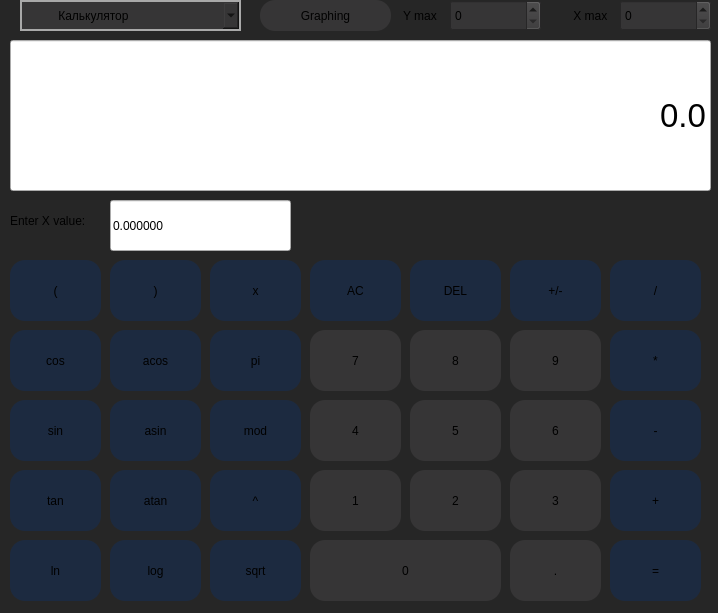
Before: the Qt Designer form src/mainwindow.ui in dvayurova/C7_SmartCalc_v1.0, drawn with Qt 5.
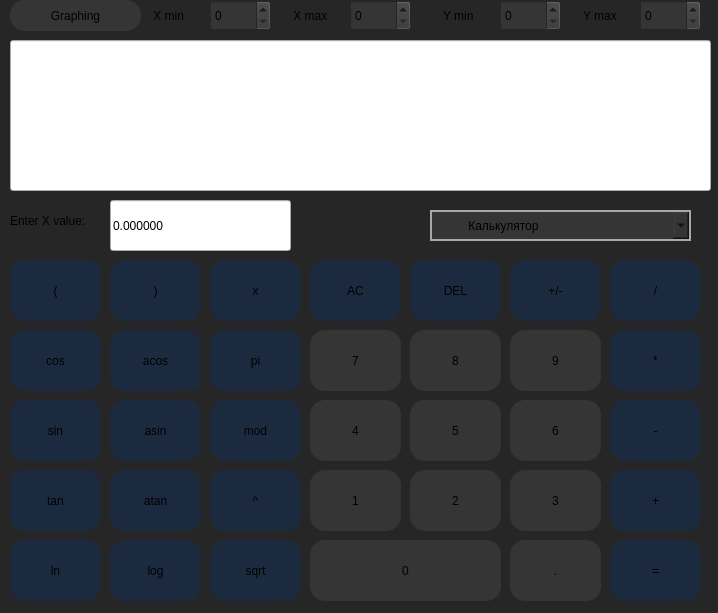
After: the same form once the commit is applied.

```diff
--- a/src/mainwindow.ui
+++ b/src/mainwindow.ui
@@ -875,9 +875,9 @@
    <widget class="QComboBox" name="comboBox">
     <property name="geometry">
      <rect>
-      <x>20</x>
-      <y>0</y>
-      <width>221</width>
+      <x>430</x>
+      <y>210</y>
+      <width>261</width>
       <height>31</height>
      </rect>
     </property>
@@ -934,7 +934,7 @@
    <widget class="QPushButton" name="PushButtonGraph">
     <property name="geometry">
      <rect>
-      <x>260</x>
+      <x>10</x>
       <y>0</y>
       <width>131</width>
       <height>31</height>
@@ -955,62 +955,6 @@
      <string>Graphing</string>
     </property>
    </widget>
-   <widget class="QLabel" name="label_3">
-    <property name="geometry">
-     <rect>
-      <x>400</x>
-      <y>0</y>
-      <width>51</width>
-      <height>31</height>
-     </rect>
-    </property>
-    <property name="text">
-     <string> Y max</string>
-    </property>
-   </widget>
-   <widget class="QSpinBox" name="spinBoxY">
-    <property name="geometry">
-     <rect>
-      <x>450</x>
-      <y>0</y>
-      <width>91</width>
-      <height>31</height>
-     </rect>
-    </property>
-    <property name="styleSheet">
-     <string notr="true">QSpinBox {
-background-color:  rgb(54, 53, 54);
-}</string>
-    </property>
-   </widget>
-   <widget class="QSpinBox" name="spinBoxX">
-    <property name="geometry">
-     <rect>
-      <x>620</x>
-      <y>0</y>
-      <width>91</width>
-      <height>31</height>
-     </rect>
-    </property>
-    <property name="styleSheet">
-     <string notr="true">QSpinBox {
-background-color:  rgb(54, 53, 54);
-}</string>
-    </property>
-   </widget>
-   <widget class="QLabel" name="label_4">
-    <property name="geometry">
-     <rect>
-      <x>570</x>
-      <y>0</y>
-      <width>51</width>
-      <height>31</height>
-     </rect>
-    </property>
-    <property name="text">
-     <string> X max</string>
-    </property>
-   </widget>
    <widget class="QLineEdit" name="lineEdit">
     <property name="geometry">
      <rect>
@@ -1026,12 +970,124 @@
      </font>
     </property>
     <property name="text">
-     <string>0.0</string>
+     <string/>
     </property>
     <property name="alignment">
      <set>Qt::AlignRight|Qt::AlignTrailing|Qt::AlignVCenter</set>
     </property>
    </widget>
+   <widget class="QSpinBox" name="spinBoxY_2">
+    <property name="geometry">
+     <rect>
+      <x>210</x>
+      <y>0</y>
+      <width>61</width>
+      <height>31</height>
+     </rect>
+    </property>
+    <property name="styleSheet">
+     <string notr="true">QSpinBox {
+background-color:  rgb(54, 53, 54);
+}</string>
+    </property>
+   </widget>
+   <widget class="QLabel" name="label_6">
+    <property name="geometry">
+     <rect>
+      <x>150</x>
+      <y>0</y>
+      <width>51</width>
+      <height>31</height>
+     </rect>
+    </property>
+    <property name="text">
+     <string> X min</string>
+    </property>
+   </widget>
+   <widget class="QLabel" name="label_7">
+    <property name="geometry">
+     <rect>
+      <x>290</x>
+      <y>0</y>
+      <width>51</width>
+      <height>31</height>
+     </rect>
+    </property>
+    <property name="text">
+     <string> X max</string>
+    </property>
+   </widget>
+   <widget class="QSpinBox" name="spinBoxY_3">
+    <property name="geometry">
+     <rect>
+      <x>350</x>
+      <y>0</y>
+      <width>61</width>
+      <height>31</height>
+     </rect>
+    </property>
+    <property name="styleSheet">
+     <string notr="true">QSpinBox {
+background-color:  rgb(54, 53, 54);
+}</string>
+    </property>
+   </widget>
+   <widget class="QLabel" name="label_8">
+    <property name="geometry">
+     <rect>
+      <x>440</x>
+      <y>0</y>
+      <width>51</width>
+      <height>31</height>
+     </rect>
+    </property>
+    <property name="text">
+     <string> Y min</string>
+    </property>
+   </widget>
+   <widget class="QLabel" name="label_9">
+    <property name="geometry">
+     <rect>
+      <x>580</x>
+      <y>0</y>
+      <width>51</width>
+      <height>31</height>
+     </rect>
+    </property>
+    <property name="text">
+     <string> Y max</string>
+    </property>
+   </widget>
+   <widget class="QSpinBox" name="spinBoxY_4">
+    <property name="geometry">
+     <rect>
+      <x>640</x>
+      <y>0</y>
+      <width>61</width>
+      <height>31</height>
+     </rect>
+    </property>
+    <property name="styleSheet">
+     <string notr="true">QSpinBox {
+background-color:  rgb(54, 53, 54);
+}</string>
+    </property>
+   </widget>
+   <widget class="QSpinBox" name="spinBoxY_5">
+    <property name="geometry">
+     <rect>
+      <x>500</x>
+      <y>0</y>
+      <width>61</width>
+      <height>31</height>
+     </rect>
+    </property>
+    <property name="styleSheet">
+     <string notr="true">QSpinBox {
+background-color:  rgb(54, 53, 54);
+}</string>
+    </property>
+   </widget>
   </widget>
  </widget>
  <resources/>
```
